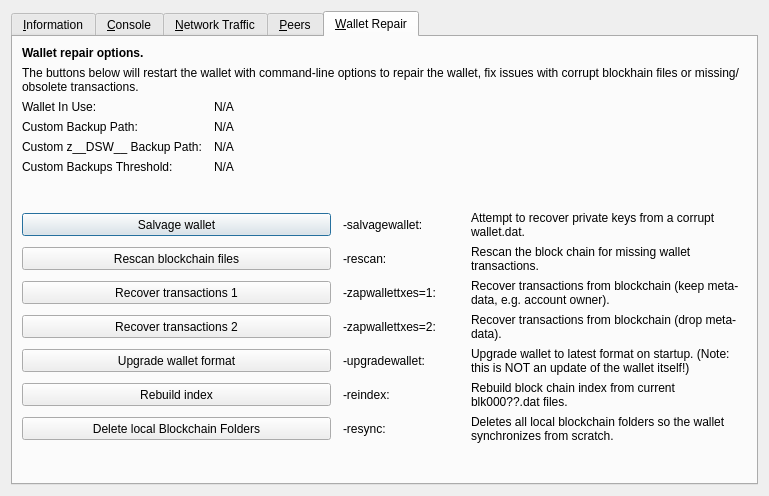
Old version of the form src/qt/forms/rpcconsole.ui in the repository decenomy/DSW.
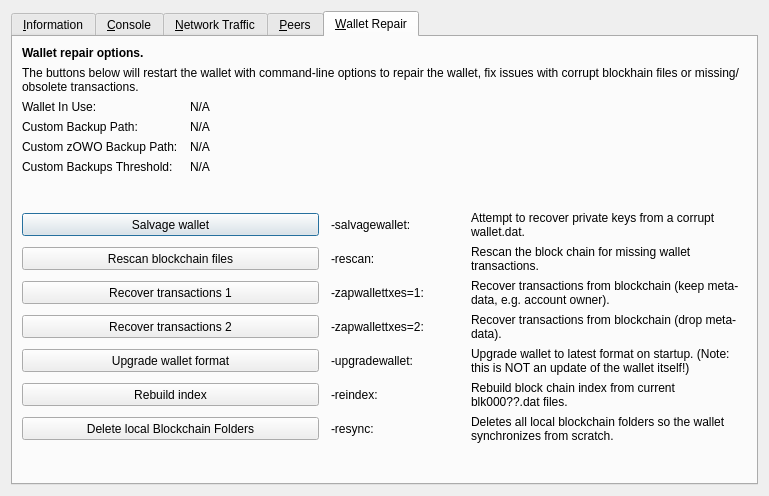
New version of the form. The open tabs and pages were chosen to show the change. Icons and pictures are not drawn. Custom widgets are drawn as their Qt base class.

The edit to the form file:
```diff
--- a/src/qt/forms/rpcconsole.ui
+++ b/src/qt/forms/rpcconsole.ui
@@ -1333,7 +1333,7 @@
           <bool>false</bool>
          </property>
          <property name="text">
-          <string>Custom z__DSW__ Backup Path:</string>
+          <string>Custom zOWO Backup Path:</string>
          </property>
         </widget>
        </item>
```
Left out of the diff: 2 changed lines with no effect on the pictures.
